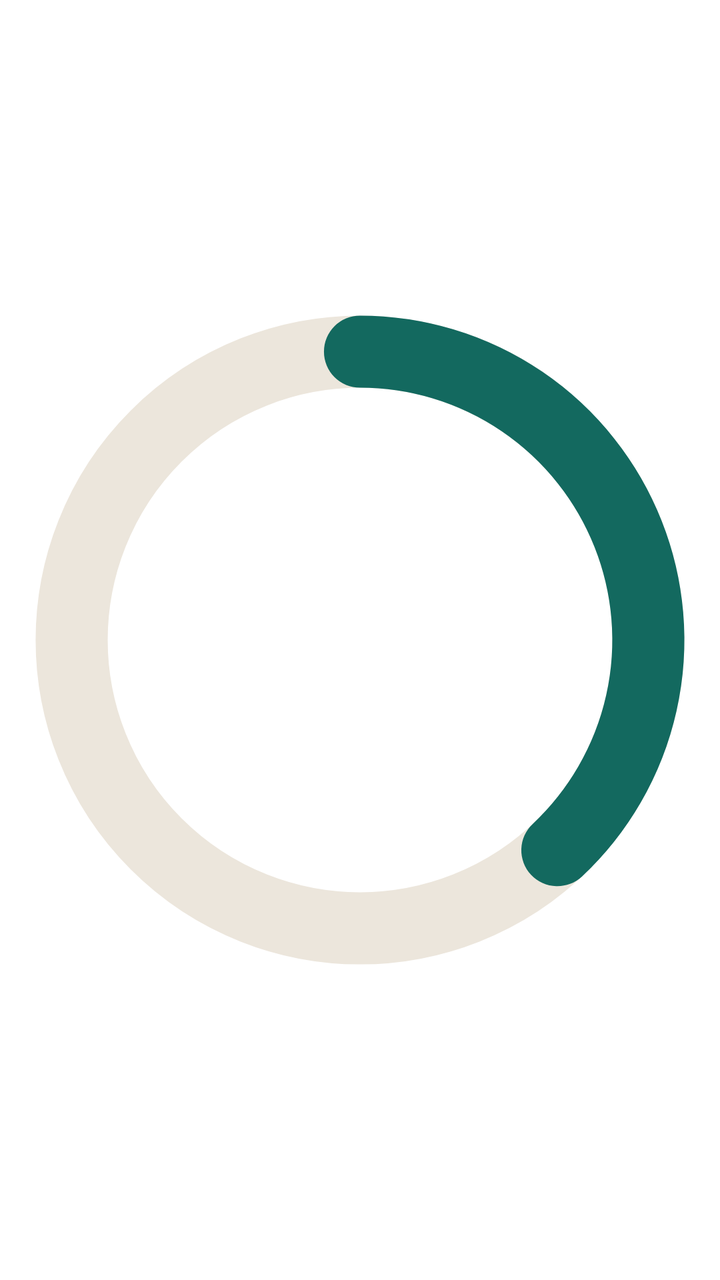
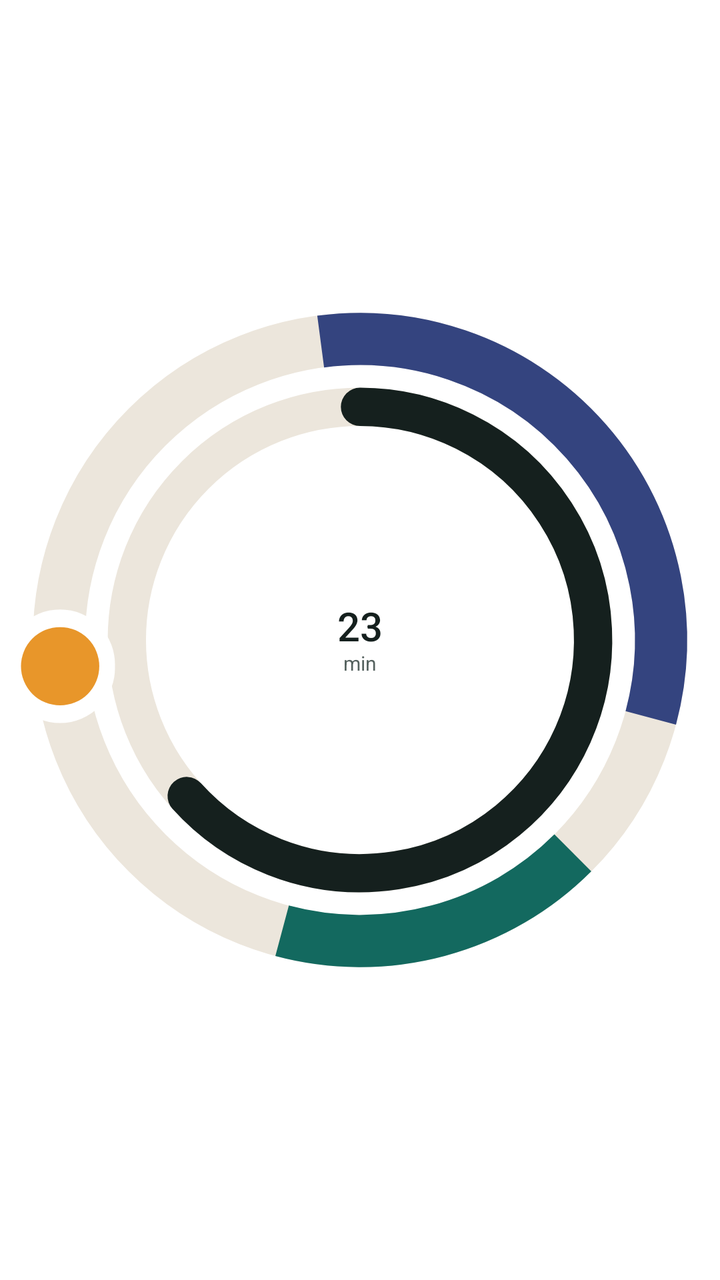

Screens rendered from an Android XML layout before and after an edit, with the pre-edit source and the edit as a unified diff.
<!-- AndroidManifest.xml: application theme AppTheme -->
<!-- res/layout/widget_mini.xml -->
<?xml version="1.0" encoding="utf-8"?>
<FrameLayout xmlns:android="http://schemas.android.com/apk/res/android"
    android:id="@+id/w_root"
    android:layout_width="match_parent"
    android:layout_height="match_parent"
    android:background="@drawable/widget_bg"
    android:padding="7dp">

    <ImageView
        android:id="@+id/w_ring"
        android:layout_width="match_parent"
        android:layout_height="match_parent"
        android:contentDescription="@string/widget_title"
        android:scaleType="fitCenter"
        android:src="@drawable/widget_ring_preview" />
</FrameLayout>
<!-- resources referenced by this layout -->
<resources>
  <!-- drawable widget_bg (drawable) -->
  <?xml version="1.0" encoding="utf-8"?>
  <shape xmlns:android="http://schemas.android.com/apk/res/android" android:shape="rectangle">
      <solid android:color="@color/brand_surface" />
      <corners android:radius="24dp" />
  </shape>
  <!-- drawable widget_ring_preview (drawable) -->
  <vector xmlns:android="http://schemas.android.com/apk/res/android"
      android:width="48dp" android:height="48dp"
      android:viewportWidth="48" android:viewportHeight="48">
      <path android:pathData="M4,24 a20,20 0 1,0 40,0 a20,20 0 1,0 -40,0" android:strokeColor="@color/brand_surface_alt"
          android:strokeWidth="5" android:fillColor="#00000000" />
      <path android:pathData="M24,4 A20,20 0 0,1 37.69,38.58" android:strokeColor="@color/brand_primary"
          android:strokeWidth="5" android:strokeLineCap="round" android:fillColor="#00000000" />
  </vector>
  <string name="widget_title">Hoy</string>
  <color name="brand_surface">#FFFFFF</color>
  <color name="brand_surface_alt">#ECE6DC</color>
  <color name="brand_primary">#13695F</color>
  <style name="BrandDialog" parent="BrandDialogBase">
          <item name="android:windowBackground">@drawable/dialog_bg</item>
          <item name="android:colorBackground">@color/brand_surface</item>
          <item name="android:colorAccent">@color/brand_primary</item>
          <item name="android:textColorPrimary">@color/brand_text</item>
          <item name="android:textColorSecondary">@color/brand_text_muted</item>
          <item name="android:textColorAlertDialogListItem">@color/brand_text</item>
          <item name="android:buttonBarButtonStyle">@style/BrandDialogButton</item>
      </style>
  <style name="BrandDialogBase" parent="android:Theme.Material.Light.Dialog.Alert" />
  <!-- drawable dialog_bg (drawable) -->
  <?xml version="1.0" encoding="utf-8"?>
  <inset xmlns:android="http://schemas.android.com/apk/res/android"
      android:insetLeft="24dp"
      android:insetRight="24dp"
      android:insetTop="24dp"
      android:insetBottom="24dp">
      <shape android:shape="rectangle">
          <corners android:radius="28dp" />
          <solid android:color="@color/brand_surface" />
      </shape>
  </inset>
  <color name="brand_text">#15201E</color>
  <color name="brand_text_muted">#55625F</color>
  <style name="BrandDialogButton" parent="android:Widget.Material.Button.Borderless.Colored">
          <item name="android:textAllCaps">false</item>
          <item name="android:textSize">15sp</item>
          <item name="android:fontFamily">sans-serif-medium</item>
          <item name="android:textColor">@color/brand_primary</item>
          <item name="android:minHeight">48dp</item>
      </style>
  <!-- unchanged entries left out for length: 1 -->
</resources>

<!-- the commit's change to res/layout/widget_mini.xml (unified diff, before → after) -->
@@ -4,13 +4,47 @@
     android:layout_width="match_parent"
     android:layout_height="match_parent"
     android:background="@drawable/widget_bg"
-    android:padding="7dp">
+    android:padding="6dp">
 
     <ImageView
         android:id="@+id/w_ring"
         android:layout_width="match_parent"
         android:layout_height="match_parent"
-        android:contentDescription="@string/widget_title"
+        android:importantForAccessibility="no"
         android:scaleType="fitCenter"
         android:src="@drawable/widget_ring_preview" />
+
+    <LinearLayout
+        android:layout_width="34dp"
+        android:layout_height="wrap_content"
+        android:layout_gravity="center"
+        android:gravity="center"
+        android:orientation="vertical">
+
+        
+        <TextView
+            android:id="@+id/w_number"
+            android:layout_width="match_parent"
+            android:layout_height="24dp"
+            android:autoSizeMaxTextSize="20sp"
+            android:autoSizeMinTextSize="8sp"
+            android:autoSizeTextType="uniform"
+            android:fontFamily="sans-serif-medium"
+            android:fontFeatureSettings="tnum"
+            android:gravity="center"
+            android:includeFontPadding="false"
+            android:maxLines="1"
+            android:text="@string/widget_preview_number"
+            android:textColor="@color/brand_text" />
+
+        <TextView
+            android:id="@+id/w_unit"
+            android:layout_width="wrap_content"
+            android:layout_height="wrap_content"
+            android:includeFontPadding="false"
+            android:maxLines="1"
+            android:text="@string/widget_unit_min"
+            android:textColor="@color/brand_text_muted"
+            android:textSize="10sp" />
+    </LinearLayout>
 </FrameLayout>
<!-- resource entries referenced after the edit -->
@@ -4,21 +4,29 @@
   <?xml version="1.0" encoding="utf-8"?>
   <shape xmlns:android="http://schemas.android.com/apk/res/android" android:shape="rectangle">
       <solid android:color="@color/brand_surface" />
-      <corners android:radius="24dp" />
+      <corners android:radius="@dimen/widget_radius" />
   </shape>
   <!-- drawable widget_ring_preview (drawable) -->
+  <?xml version="1.0" encoding="utf-8"?>
   <vector xmlns:android="http://schemas.android.com/apk/res/android"
-      android:width="48dp" android:height="48dp"
-      android:viewportWidth="48" android:viewportHeight="48">
-      <path android:pathData="M4,24 a20,20 0 1,0 40,0 a20,20 0 1,0 -40,0" android:strokeColor="@color/brand_surface_alt"
-          android:strokeWidth="5" android:fillColor="#00000000" />
-      <path android:pathData="M24,4 A20,20 0 0,1 37.69,38.58" android:strokeColor="@color/brand_primary"
-          android:strokeWidth="5" android:strokeLineCap="round" android:fillColor="#00000000" />
+      android:width="100dp" android:height="100dp"
+      android:viewportWidth="100" android:viewportHeight="100">
+      <path android:pathData="M6.75,50 a43.25,43.25 0 1,0 86.5,0 a43.25,43.25 0 1,0 -86.5,0" android:strokeColor="@color/brand_surface_alt" android:strokeWidth="7.5" android:fillColor="#00000000" />
+      <path android:pathData="M44.35,7.12 A43.25,43.25 0 0,1 91.78,61.19" android:strokeColor="@color/brand_night" android:strokeWidth="7.5" android:fillColor="#00000000" />
+      <path android:pathData="M80.58,80.58 A43.25,43.25 0 0,1 38.81,91.78" android:strokeColor="@color/brand_primary" android:strokeWidth="7.5" android:fillColor="#00000000" />
+      <path android:pathData="M16.5,50 a33.5,33.5 0 1,0 67.0,0 a33.5,33.5 0 1,0 -67.0,0" android:strokeColor="@color/brand_surface_alt" android:strokeWidth="5.5" android:fillColor="#00000000" />
+      <path android:pathData="M50.00,16.50 A33.5,33.5 0 1,1 25.10,72.42" android:strokeColor="@color/brand_text" android:strokeWidth="5.5" android:strokeLineCap="round" android:fillColor="#00000000" />
+      <path android:pathData="M-0.96,53.77 a7.88,7.88 0 1,0 15.75,0 a7.88,7.88 0 1,0 -15.75,0" android:fillColor="@color/brand_surface" />
+      <path android:pathData="M1.29,53.77 a5.62,5.62 0 1,0 11.25,0 a5.62,5.62 0 1,0 -11.25,0" android:fillColor="@color/brand_accent" />
   </vector>
-  <string name="widget_title">Hoy</string>
+  <string name="widget_preview_number" translatable="false">23</string>
+  <string name="widget_unit_min">min</string>
   <color name="brand_surface">#FFFFFF</color>
+  <dimen name="widget_radius">24dp</dimen>
   <color name="brand_surface_alt">#ECE6DC</color>
+  <color name="brand_night">#34447F</color>
   <color name="brand_primary">#13695F</color>
+  <color name="brand_accent">#E8962A</color>
   <style name="BrandDialog" parent="BrandDialogBase">
           <item name="android:windowBackground">@drawable/dialog_bg</item>
           <item name="android:colorBackground">@color/brand_surface</item>
